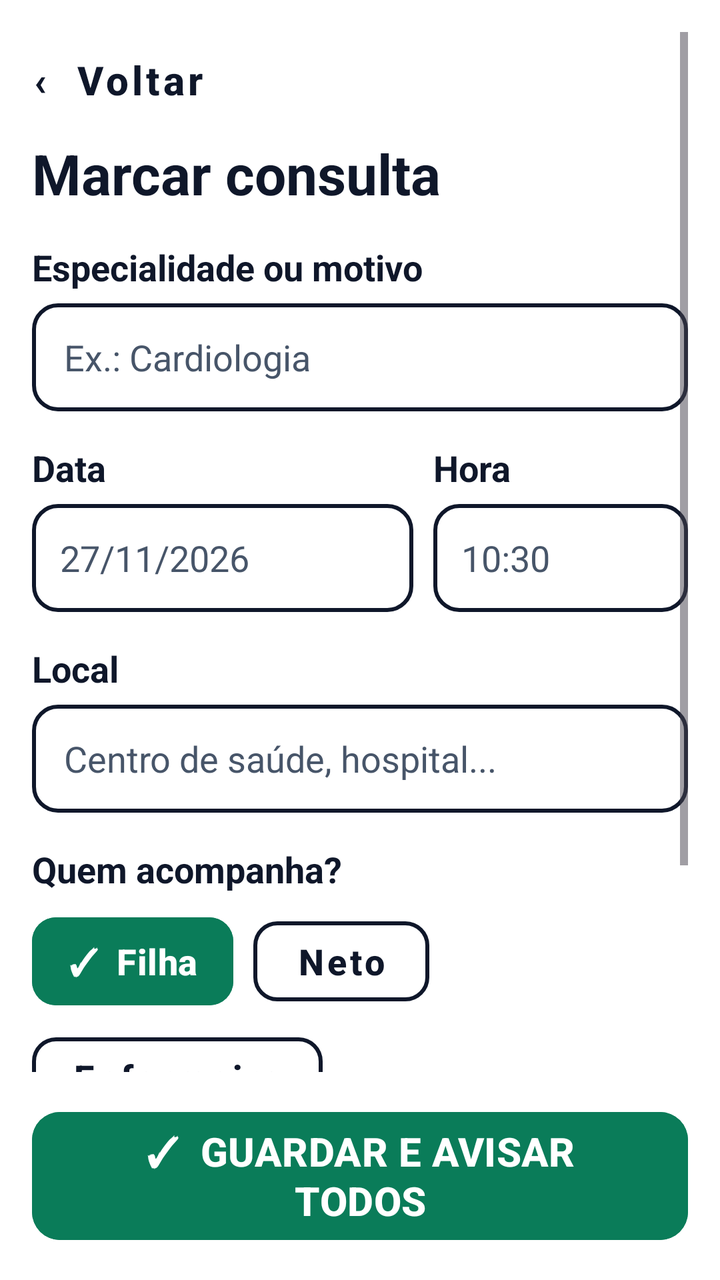
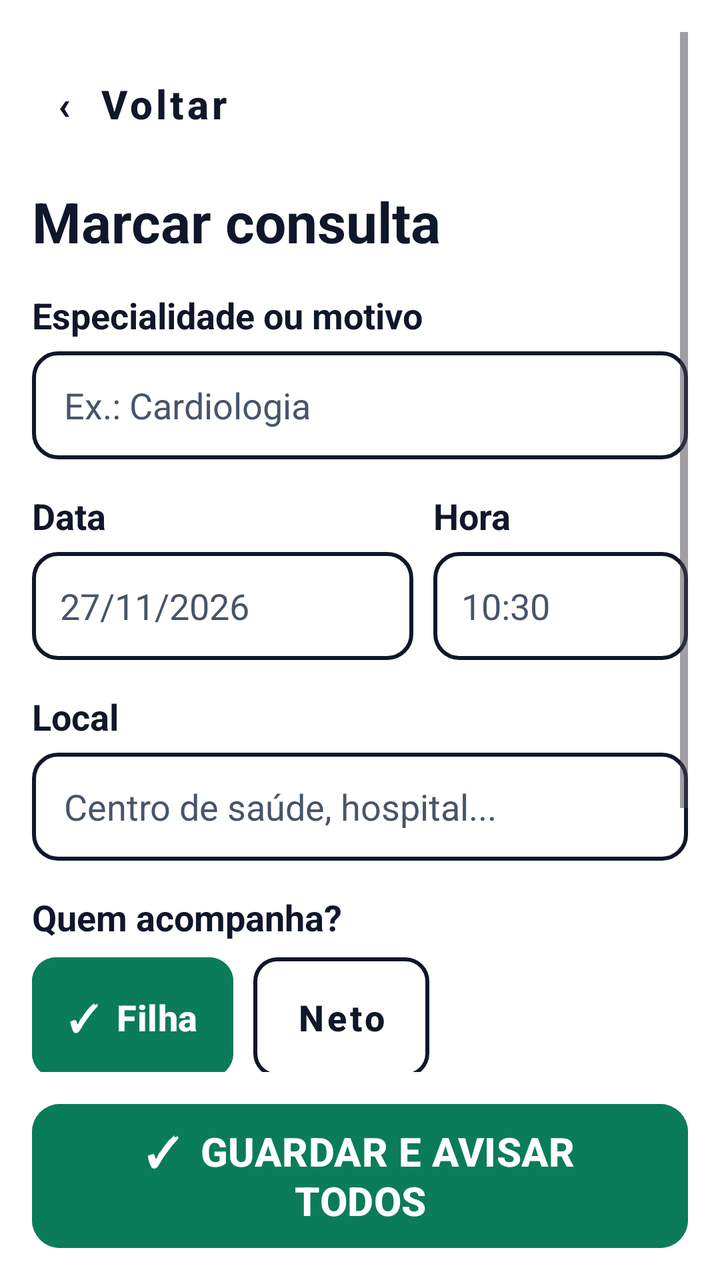

Screens rendered from an Android XML layout before and after an edit, with the pre-edit source and the edit as a unified diff.
<!-- AndroidManifest.xml: application theme Theme.Vital -->
<!-- res/layout/activity_marcar_consulta.xml -->
<?xml version="1.0" encoding="utf-8"?>
<androidx.constraintlayout.widget.ConstraintLayout
    xmlns:android="http://schemas.android.com/apk/res/android"
    xmlns:app="http://schemas.android.com/apk/res-auto"
    android:layout_width="match_parent"
    android:layout_height="match_parent"
    android:background="@color/white"
    android:padding="@dimen/margin_standard">

    <ScrollView
        android:id="@+id/scrollMarcarConsulta"
        android:layout_width="0dp"
        android:layout_height="0dp"
        android:layout_marginBottom="16dp"
        android:fillViewport="true"
        app:layout_constraintBottom_toTopOf="@+id/btnGuardarConsulta"
        app:layout_constraintEnd_toEndOf="parent"
        app:layout_constraintStart_toStartOf="parent"
        app:layout_constraintTop_toTopOf="parent">

        <LinearLayout
            android:layout_width="match_parent"
            android:layout_height="wrap_content"
            android:orientation="vertical">

            
            <com.google.android.material.button.MaterialButton
                android:id="@+id/btnVoltarMarcarConsulta"
                style="@style/Widget.MaterialComponents.Button.TextButton"
                android:layout_width="wrap_content"
                android:layout_height="wrap_content"
                android:minHeight="48dp"
                android:paddingStart="0dp"
                android:text="‹  Voltar"
                android:textAllCaps="false"
                android:textColor="@color/vital_navy"
                android:textSize="20sp"
                android:textStyle="bold" />

            
            <TextView
                android:layout_width="wrap_content"
                android:layout_height="wrap_content"
                android:layout_marginTop="4dp"
                android:text="Marcar consulta"
                android:textColor="@color/vital_navy"
                android:textSize="28sp"
                android:textStyle="bold" />

            
            <TextView
                android:layout_width="wrap_content"
                android:layout_height="wrap_content"
                android:layout_marginTop="16dp"
                android:text="Especialidade ou motivo"
                android:textColor="@color/vital_navy"
                android:textSize="18sp"
                android:textStyle="bold" />

            <EditText
                android:id="@+id/etEspecialidade"
                android:layout_width="match_parent"
                android:layout_height="wrap_content"
                android:layout_marginTop="6dp"
                android:background="@drawable/bg_input_outline"
                android:hint="Ex.: Cardiologia"
                android:inputType="textCapSentences"
                android:minHeight="54dp"
                android:paddingHorizontal="16dp"
                android:textColor="@color/vital_navy"
                android:textColorHint="@color/vital_gray"
                android:textSize="18sp" />

            
            <LinearLayout
                android:layout_width="match_parent"
                android:layout_height="wrap_content"
                android:layout_marginTop="16dp"
                android:orientation="horizontal">

                
                <LinearLayout
                    android:layout_width="0dp"
                    android:layout_height="wrap_content"
                    android:layout_marginEnd="10dp"
                    android:layout_weight="1.5"
                    android:orientation="vertical">

                    <TextView
                        android:layout_width="wrap_content"
                        android:layout_height="wrap_content"
                        android:text="Data"
                        android:textColor="@color/vital_navy"
                        android:textSize="18sp"
                        android:textStyle="bold" />

                    <EditText
                        android:id="@+id/etDataConsulta"
                        android:layout_width="match_parent"
                        android:layout_height="wrap_content"
                        android:layout_marginTop="6dp"
                        android:background="@drawable/bg_input_outline"
                        android:clickable="true"
                        android:focusable="false"
                        android:hint="27/11/2026"
                        android:minHeight="54dp"
                        android:paddingHorizontal="14dp"
                        android:textColor="@color/vital_navy"
                        android:textColorHint="@color/vital_gray"
                        android:textSize="18sp" />
                </LinearLayout>

                
                <LinearLayout
                    android:layout_width="0dp"
                    android:layout_height="wrap_content"
                    android:layout_weight="1"
                    android:orientation="vertical">

                    <TextView
                        android:layout_width="wrap_content"
                        android:layout_height="wrap_content"
                        android:text="Hora"
                        android:textColor="@color/vital_navy"
                        android:textSize="18sp"
                        android:textStyle="bold" />

                    <EditText
                        android:id="@+id/etHoraConsulta"
                        android:layout_width="match_parent"
                        android:layout_height="wrap_content"
                        android:layout_marginTop="6dp"
                        android:background="@drawable/bg_input_outline"
                        android:clickable="true"
                        android:focusable="false"
                        android:hint="10:30"
                        android:minHeight="54dp"
                        android:paddingHorizontal="14dp"
                        android:textColor="@color/vital_navy"
                        android:textColorHint="@color/vital_gray"
                        android:textSize="18sp" />
                </LinearLayout>
            </LinearLayout>

            
            <TextView
                android:layout_width="wrap_content"
                android:layout_height="wrap_content"
                android:layout_marginTop="16dp"
                android:text="Local"
                android:textColor="@color/vital_navy"
                android:textSize="18sp"
                android:textStyle="bold" />

            <EditText
                android:id="@+id/etLocalConsulta"
                android:layout_width="match_parent"
                android:layout_height="wrap_content"
                android:layout_marginTop="6dp"
                android:background="@drawable/bg_input_outline"
                android:hint="Centro de saúde, hospital..."
                android:inputType="textCapSentences"
                android:minHeight="54dp"
                android:paddingHorizontal="16dp"
                android:textColor="@color/vital_navy"
                android:textColorHint="@color/vital_gray"
                android:textSize="18sp" />

            
            <TextView
                android:layout_width="wrap_content"
                android:layout_height="wrap_content"
                android:layout_marginTop="16dp"
                android:text="Quem acompanha?"
                android:textColor="@color/vital_navy"
                android:textSize="18sp"
                android:textStyle="bold" />

            <LinearLayout
                android:layout_width="match_parent"
                android:layout_height="wrap_content"
                android:layout_marginTop="8dp"
                android:orientation="horizontal">

                <com.google.android.material.button.MaterialButton
                    android:id="@+id/btnAcompFilha"
                    android:layout_width="wrap_content"
                    android:layout_height="52dp"
                    android:layout_marginEnd="10dp"
                    android:backgroundTint="@color/vital_green"
                    android:paddingHorizontal="18dp"
                    android:text="✓  Filha"
                    android:textAllCaps="false"
                    android:textColor="@color/white"
                    android:textSize="18sp"
                    android:textStyle="bold"
                    app:cornerRadius="12dp" />

                <com.google.android.material.button.MaterialButton
                    android:id="@+id/btnAcompNeto"
                    style="@style/Widget.MaterialComponents.Button.OutlinedButton"
                    android:layout_width="wrap_content"
                    android:layout_height="52dp"
                    android:paddingHorizontal="20dp"
                    android:text="Neto"
                    android:textAllCaps="false"
                    android:textColor="@color/vital_navy"
                    android:textSize="18sp"
                    android:textStyle="bold"
                    app:cornerRadius="12dp"
                    app:strokeColor="@color/vital_navy"
                    app:strokeWidth="2dp" />
            </LinearLayout>

            <com.google.android.material.button.MaterialButton
                android:id="@+id/btnAcompEnfermeiro"
                style="@style/Widget.MaterialComponents.Button.OutlinedButton"
                android:layout_width="wrap_content"
                android:layout_height="52dp"
                android:layout_marginTop="6dp"
                android:paddingHorizontal="20dp"
                android:text="Enfermeiro"
                android:textAllCaps="false"
                android:textColor="@color/vital_navy"
                android:textSize="18sp"
                android:textStyle="bold"
                app:cornerRadius="12dp"
                app:strokeColor="@color/vital_navy"
                app:strokeWidth="2dp" />

            
            <TextView
                android:layout_width="wrap_content"
                android:layout_height="wrap_content"
                android:layout_marginTop="16dp"
                android:text="Lembrete"
                android:textColor="@color/vital_navy"
                android:textSize="18sp"
                android:textStyle="bold" />

            <LinearLayout
                android:layout_width="match_parent"
                android:layout_height="wrap_content"
                android:layout_marginTop="8dp"
                android:orientation="horizontal">

                <com.google.android.material.button.MaterialButton
                    android:id="@+id/btnLembrete1Hora"
                    style="@style/Widget.MaterialComponents.Button.OutlinedButton"
                    android:layout_width="0dp"
                    android:layout_height="52dp"
                    android:layout_marginEnd="6dp"
                    android:layout_weight="1"
                    android:paddingHorizontal="4dp"
                    android:text="1 hora"
                    android:textAllCaps="false"
                    android:textColor="@color/vital_navy"
                    android:textSize="15sp"
                    android:textStyle="bold"
                    app:cornerRadius="12dp"
                    app:strokeColor="@color/vital_navy"
                    app:strokeWidth="2dp" />

                <com.google.android.material.button.MaterialButton
                    android:id="@+id/btnLembrete1Dia"
                    android:layout_width="0dp"
                    android:layout_height="52dp"
                    android:layout_marginEnd="6dp"
                    android:layout_weight="1"
                    android:backgroundTint="@color/vital_green"
                    android:paddingHorizontal="4dp"
                    android:text="✓ 1 dia"
                    android:textAllCaps="false"
                    android:textColor="@color/white"
                    android:textSize="15sp"
                    android:textStyle="bold"
                    app:cornerRadius="12dp" />

                <com.google.android.material.button.MaterialButton
                    android:id="@+id/btnLembrete1Semana"
                    style="@style/Widget.MaterialComponents.Button.OutlinedButton"
                    android:layout_width="0dp"
                    android:layout_height="52dp"
                    android:layout_weight="1"
                    android:paddingHorizontal="4dp"
                    android:text="1 semana"
                    android:textAllCaps="false"
                    android:textColor="@color/vital_navy"
                    android:textSize="15sp"
                    android:textStyle="bold"
                    app:cornerRadius="12dp"
                    app:strokeColor="@color/vital_navy"
                    app:strokeWidth="2dp" />
            </LinearLayout>

        </LinearLayout>
    </ScrollView>

    
    <com.google.android.material.button.MaterialButton
        android:id="@+id/btnGuardarConsulta"
        android:layout_width="0dp"
        android:layout_height="wrap_content"
        android:backgroundTint="@color/vital_green"
        android:gravity="center"
        android:minHeight="72dp"
        android:text="✓  GUARDAR E AVISAR\nTODOS"
        android:textColor="@color/white"
        android:textSize="20sp"
        android:textStyle="bold"
        app:cornerRadius="14dp"
        app:layout_constraintBottom_toBottomOf="parent"
        app:layout_constraintEnd_toEndOf="parent"
        app:layout_constraintStart_toStartOf="parent" />

</androidx.constraintlayout.widget.ConstraintLayout>
<!-- resources referenced by this layout -->
<resources>
  <color name="vital_gray">#475569</color>
  <color name="vital_green">#0A7C59</color>
  <color name="vital_navy">#0F172A</color>
  <color name="white">#FFFFFF</color>
  <dimen name="margin_standard">16dp</dimen>
  <!-- drawable bg_input_outline (drawable) -->
  <?xml version="1.0" encoding="utf-8"?>
  <shape xmlns:android="http://schemas.android.com/apk/res/android"
      android:shape="rectangle">
      <solid android:color="@color/white" />
      <corners android:radius="12dp" />
      <stroke
          android:width="2dp"
          android:color="@color/vital_navy" />
  </shape>
  <style name="Theme.Vital" parent="Base.Theme.Vital" />
  <style name="Base.Theme.Vital" parent="Theme.Material3.DayNight.NoActionBar">
          
          
      </style>
</resources>

<!-- the commit's change to res/layout/activity_marcar_consulta.xml (unified diff, before → after) -->
@@ -29,8 +29,13 @@
                 style="@style/Widget.MaterialComponents.Button.TextButton"
                 android:layout_width="wrap_content"
                 android:layout_height="wrap_content"
-                android:minHeight="48dp"
-                android:paddingStart="0dp"
+                android:minHeight="72dp"
+                android:minWidth="168dp"
+                android:insetTop="0dp"
+                android:insetBottom="0dp"
+                android:gravity="start|center_vertical"
+                android:paddingStart="12dp"
+                android:paddingEnd="24dp"
                 android:text="‹  Voltar"
                 android:textAllCaps="false"
                 android:textColor="@color/vital_navy"
@@ -185,7 +190,9 @@
                 <com.google.android.material.button.MaterialButton
                     android:id="@+id/btnAcompFilha"
                     android:layout_width="wrap_content"
-                    android:layout_height="52dp"
+                    android:insetTop="0dp"
+                    android:insetBottom="0dp"
+                    android:layout_height="60dp"
                     android:layout_marginEnd="10dp"
                     android:backgroundTint="@color/vital_green"
                     android:paddingHorizontal="18dp"
@@ -200,7 +207,9 @@
                     android:id="@+id/btnAcompNeto"
                     style="@style/Widget.MaterialComponents.Button.OutlinedButton"
                     android:layout_width="wrap_content"
-                    android:layout_height="52dp"
+                    android:insetTop="0dp"
+                    android:insetBottom="0dp"
+                    android:layout_height="60dp"
                     android:paddingHorizontal="20dp"
                     android:text="Neto"
                     android:textAllCaps="false"
@@ -216,7 +225,9 @@
                 android:id="@+id/btnAcompEnfermeiro"
                 style="@style/Widget.MaterialComponents.Button.OutlinedButton"
                 android:layout_width="wrap_content"
-                android:layout_height="52dp"
+                android:insetTop="0dp"
+                android:insetBottom="0dp"
+                android:layout_height="60dp"
                 android:layout_marginTop="6dp"
                 android:paddingHorizontal="20dp"
                 android:text="Enfermeiro"
@@ -248,7 +259,9 @@
                     android:id="@+id/btnLembrete1Hora"
                     style="@style/Widget.MaterialComponents.Button.OutlinedButton"
                     android:layout_width="0dp"
-                    android:layout_height="52dp"
+                    android:insetTop="0dp"
+                    android:insetBottom="0dp"
+                    android:layout_height="60dp"
                     android:layout_marginEnd="6dp"
                     android:layout_weight="1"
                     android:paddingHorizontal="4dp"
@@ -264,7 +277,9 @@
                 <com.google.android.material.button.MaterialButton
                     android:id="@+id/btnLembrete1Dia"
                     android:layout_width="0dp"
-                    android:layout_height="52dp"
+                    android:insetTop="0dp"
+                    android:insetBottom="0dp"
+                    android:layout_height="60dp"
                     android:layout_marginEnd="6dp"
                     android:layout_weight="1"
                     android:backgroundTint="@color/vital_green"
@@ -280,7 +295,9 @@
                     android:id="@+id/btnLembrete1Semana"
                     style="@style/Widget.MaterialComponents.Button.OutlinedButton"
                     android:layout_width="0dp"
-                    android:layout_height="52dp"
+                    android:insetTop="0dp"
+                    android:insetBottom="0dp"
+                    android:layout_height="60dp"
                     android:layout_weight="1"
                     android:paddingHorizontal="4dp"
                     android:text="1 semana"
@@ -300,6 +317,8 @@
     <com.google.android.material.button.MaterialButton
         android:id="@+id/btnGuardarConsulta"
         android:layout_width="0dp"
+        android:insetTop="0dp"
+        android:insetBottom="0dp"
         android:layout_height="wrap_content"
         android:backgroundTint="@color/vital_green"
         android:gravity="center"
